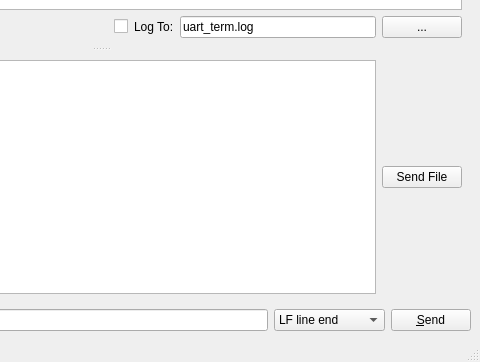
vadim6385/dataSecLabProject, file uart_term/uart_term.ui: the form before one commit; both pictures show x 279 to 759 and y 317 to 679 of the 759 by 679 pixel window.
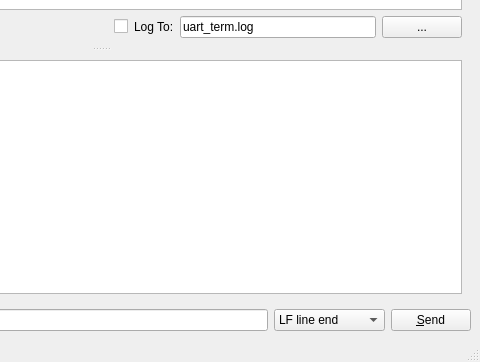
The form after the commit. Icons and pictures are not drawn. Custom widgets are drawn as their Qt base class.

Commit message: remove send file button

Diff of the .ui file:
```diff
--- a/uart_term/uart_term.ui
+++ b/uart_term/uart_term.ui
@@ -214,13 +214,6 @@
           </property>
          </widget>
         </item>
-        <item row="0" column="1">
-         <widget class="QPushButton" name="btn_send_file">
-          <property name="text">
-           <string>Send File</string>
-          </property>
-         </widget>
-        </item>
        </layout>
       </widget>
      </widget>
```
Left out of the diff: 8 changed lines with no effect on the pictures.
